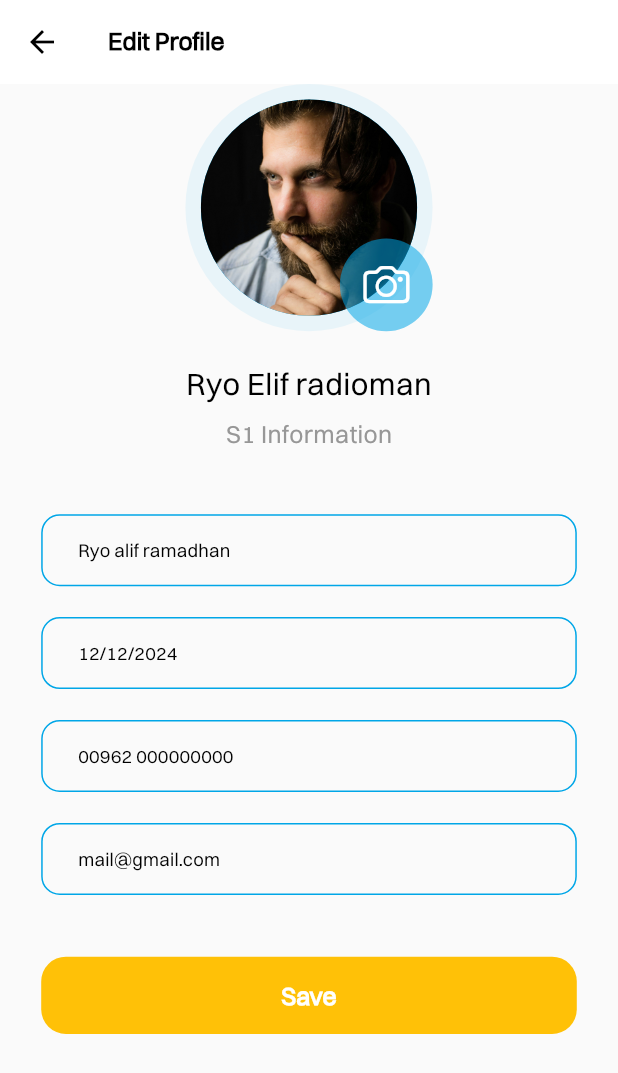
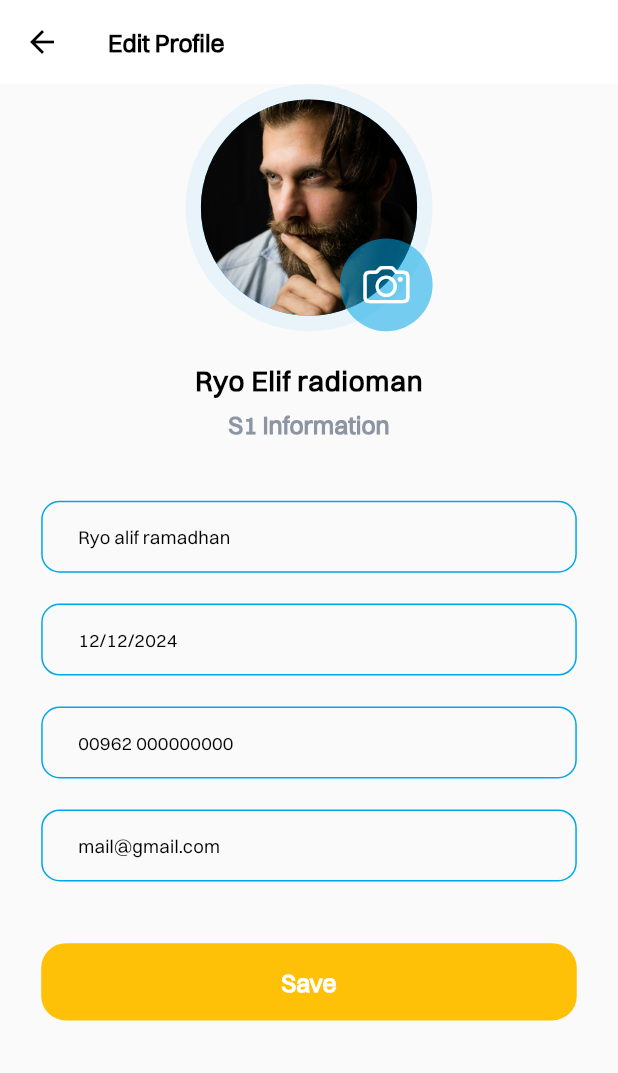
Before and after one commit to codegyept/travellapp, a Flutter app: the ProfileScreen screen opened by its route, after a tap on "Edit", on a phone screen of 412 x 824 dp. Shown: the top 1073 px of the screen. Run offline on Flutter 3.47's test engine with Material 3 defaults, Android fonts, the phone set to English and light mode, and no system bars; our stand-ins replace animated_splash_screen, bloc, curved_labeled_navigation_bar, dotted_line, flutter_bloc, flutter_screenutil and 5 more.

Commit message:
apply text theme to `profile` feature screens

```diff
--- a/lib/features/profile/presentation/views/edit_profile_screen.dart
+++ b/lib/features/profile/presentation/views/edit_profile_screen.dart
@@ -15,10 +15,9 @@ class EditProfileScreen extends StatelessWidget {
       appBar: AppBar(
         title: Text(
           AppStrings.editProfile,
-          style: TextStyle(
-            fontSize: 16.sp,
-            fontWeight: FontWeight.w700,
-          ),
+          style: Theme.of(context).textTheme.displayMedium!.copyWith(
+                color: AppColors.black,
+              ),
         ),
       ),
       body: ListView(
--- a/lib/features/profile/presentation/views/profile_screen.dart
+++ b/lib/features/profile/presentation/views/profile_screen.dart
@@ -18,10 +18,9 @@ class ProfileScreen extends StatelessWidget {
       appBar: AppBar(
         title: Text(
           AppStrings.profile,
-          style: TextStyle(
-            fontSize: 16.sp,
-            fontWeight: FontWeight.w700,
-          ),
+          style: Theme.of(context).textTheme.displayMedium!.copyWith(
+                color: AppColors.black,
+              ),
         ),
         actions: [
           DefaultTextButton(
@@ -46,10 +45,9 @@ class ProfileScreen extends StatelessWidget {
                     children: [
                       Text(
                         AppStrings.about,
-                        style: TextStyle(
-                          fontSize: 16.sp,
-                          fontWeight: FontWeight.w700,
-                        ),
+                        style: Theme.of(context).textTheme.displayMedium!.copyWith(
+                              color: AppColors.black,
+                            ),
                       ),
                       SizedBox(
                         width: 60.w,
--- a/lib/features/profile/presentation/views/widgets/profile_card_details.dart
+++ b/lib/features/profile/presentation/views/widgets/profile_card_details.dart
@@ -21,21 +21,16 @@ class ProfileCardDetails extends StatelessWidget {
         children: [
           Text(
             title,
-            style: TextStyle(
-              fontSize: 14.sp,
-              color: AppColors.grayLight,
-              fontWeight: FontWeight.w400,
-            ),
+            style: Theme.of(context).textTheme.bodyLarge!.copyWith(
+                  color: AppColors.grayLight,
+                ),
           ),
           SizedBox(
             height: 7.h,
           ),
           Text(
             value,
-            style: TextStyle(
-              fontSize: 14.sp,
-              fontWeight: FontWeight.w400,
-            ),
+            style: Theme.of(context).textTheme.bodyLarge,
           ),
         ],
       ),
--- a/lib/features/profile/presentation/views/widgets/profile_photo_section.dart
+++ b/lib/features/profile/presentation/views/widgets/profile_photo_section.dart
@@ -1,4 +1,5 @@
 import 'package:flutter/cupertino.dart';
+import 'package:flutter/material.dart';
 import 'package:flutter_screenutil/flutter_screenutil.dart';
 import 'package:rehlatyuae/core/utils/app_assets.dart';
 import 'package:rehlatyuae/core/utils/app_colors.dart';
@@ -38,21 +39,16 @@ class ProfilePhotoSection extends StatelessWidget {
             ),
             Text(
               "Ryo Elif radioman",
-              style: TextStyle(
-                fontSize: 20.sp,
-                fontWeight: FontWeight.w400,
-              ),
+              style: Theme.of(context).textTheme.labelMedium,
             ),
             SizedBox(
               height: 7.h,
             ),
             Text(
               "S1 Information",
-              style: TextStyle(
-                fontSize: 16.sp,
-                color: AppColors.greySearchText,
-                fontWeight: FontWeight.w400,
-              ),
+              style: Theme.of(context).textTheme.displayMedium!.copyWith(
+                    color: AppColors.grayLight,
+                  ),
             ),
           ],
         ),
```
